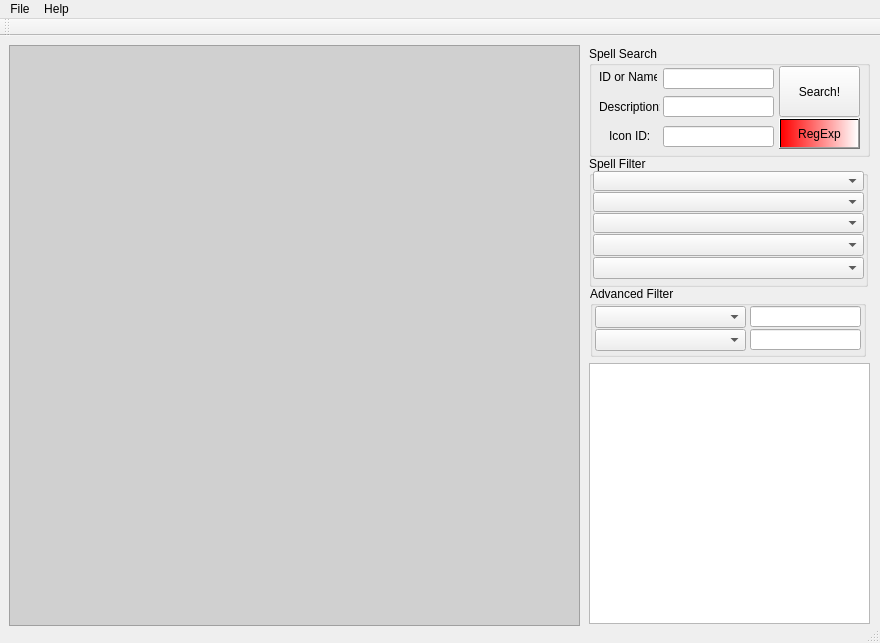
This is QSW/SWFormUI.ui in sidsukana/QSpellWork as Qt 5 draws it before an edit. The edited form follows.
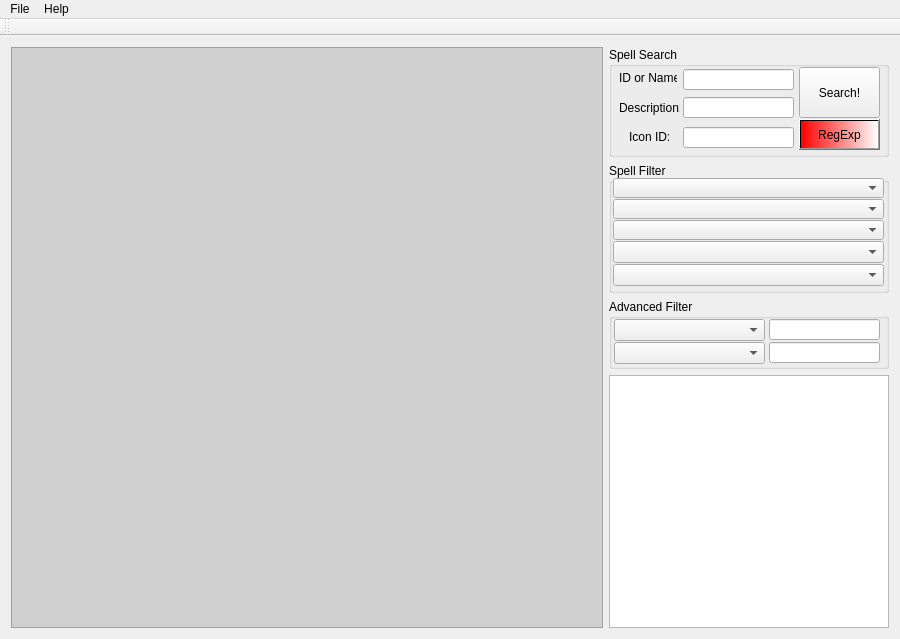
This is the edited form. Icons and pictures are not drawn.

Commit message: [12] Stretch resize. Autoupdate spellInfo if regexp used.

The edit to the form file:
```diff
--- a/QSW/SWFormUI.ui
+++ b/QSW/SWFormUI.ui
@@ -6,28 +6,16 @@
    <rect>
     <x>0</x>
     <y>0</y>
-    <width>880</width>
-    <height>643</height>
+    <width>900</width>
+    <height>639</height>
    </rect>
   </property>
   <property name="sizePolicy">
-   <sizepolicy hsizetype="Fixed" vsizetype="Ignored">
+   <sizepolicy hsizetype="Expanding" vsizetype="Expanding">
     <horstretch>0</horstretch>
     <verstretch>0</verstretch>
    </sizepolicy>
   </property>
-  <property name="minimumSize">
-   <size>
-    <width>880</width>
-    <height>643</height>
-   </size>
-  </property>
-  <property name="maximumSize">
-   <size>
-    <width>880</width>
-    <height>643</height>
-   </size>
-  </property>
   <property name="windowTitle">
    <string>QSW - Qt SpellWork for 2.4.3</string>
   </property>
@@ -39,161 +27,22 @@
    <bool>false</bool>
   </property>
   <widget class="QWidget" name="centralWidget">
-   <property name="minimumSize">
-    <size>
-     <width>880</width>
-     <height>590</height>
-    </size>
+   <property name="sizePolicy">
+    <sizepolicy hsizetype="Expanding" vsizetype="Expanding">
+     <horstretch>0</horstretch>
+     <verstretch>0</verstretch>
+    </sizepolicy>
    </property>
-   <property name="maximumSize">
-    <size>
-     <width>880</width>
-     <height>590</height>
-    </size>
-   </property>
+   <layout class="QGridLayout" name="gridLayout_3">
+    <item row="0" column="0" rowspan="4">
    <widget class="QTextBrowser" name="SpellInfoBrowser">
-    <property name="geometry">
-     <rect>
-      <x>9</x>
-      <y>9</y>
-      <width>571</width>
-      <height>581</height>
-     </rect>
-    </property>
     <property name="styleSheet">
      <string notr="true">background-color: rgb(208, 208, 208);</string>
     </property>
    </widget>
-   <widget class="QGroupBox" name="groupBox_2">
-    <property name="geometry">
-     <rect>
-      <x>589</x>
-      <y>120</y>
-      <width>279</width>
-      <height>131</height>
-     </rect>
-    </property>
-    <property name="title">
-     <string>Spell Filter</string>
-    </property>
-    <widget class="QComboBox" name="comboBox">
-     <property name="geometry">
-      <rect>
-       <x>4</x>
-       <y>15</y>
-       <width>271</width>
-       <height>20</height>
-      </rect>
-     </property>
-     <property name="font">
-      <font>
-       <pointsize>7</pointsize>
-      </font>
-     </property>
-     <property name="currentIndex">
-      <number>-1</number>
-     </property>
-     <property name="maxVisibleItems">
-      <number>30</number>
-     </property>
-     <property name="insertPolicy">
-      <enum>QComboBox::InsertAfterCurrent</enum>
-     </property>
-    </widget>
-    <widget class="QComboBox" name="comboBox_2">
-     <property name="geometry">
-      <rect>
-       <x>4</x>
-       <y>36</y>
-       <width>271</width>
-       <height>20</height>
-      </rect>
-     </property>
-     <property name="font">
-      <font>
-       <pointsize>7</pointsize>
-      </font>
-     </property>
-     <property name="currentIndex">
-      <number>-1</number>
-     </property>
-     <property name="maxVisibleItems">
-      <number>30</number>
-     </property>
-     <property name="insertPolicy">
-      <enum>QComboBox::InsertAfterCurrent</enum>
-     </property>
-    </widget>
-    <widget class="QComboBox" name="comboBox_3">
-     <property name="geometry">
-      <rect>
-       <x>4</x>
-       <y>57</y>
-       <width>271</width>
-       <height>20</height>
-      </rect>
-     </property>
-     <property name="font">
-      <font>
-       <pointsize>7</pointsize>
-      </font>
-     </property>
-     <property name="currentIndex">
-      <number>-1</number>
-     </property>
-     <property name="maxVisibleItems">
-      <number>30</number>
-     </property>
-     <property name="insertPolicy">
-      <enum>QComboBox::InsertAfterCurrent</enum>
-     </property>
-    </widget>
-    <widget class="QComboBox" name="comboBox_4">
-     <property name="geometry">
-      <rect>
-       <x>4</x>
-       <y>78</y>
-       <width>271</width>
-       <height>22</height>
-      </rect>
-     </property>
-     <property name="font">
-      <font>
-       <pointsize>7</pointsize>
-      </font>
-     </property>
-     <property name="maxVisibleItems">
-      <number>30</number>
-     </property>
-    </widget>
-    <widget class="QComboBox" name="comboBox_5">
-     <property name="geometry">
-      <rect>
-       <x>4</x>
-       <y>101</y>
-       <width>271</width>
-       <height>22</height>
-      </rect>
-     </property>
-     <property name="font">
-      <font>
-       <pointsize>7</pointsize>
-      </font>
-     </property>
-     <property name="maxVisibleItems">
-      <number>30</number>
-     </property>
-    </widget>
-   </widget>
+    </item>
+    <item row="0" column="3">
    <widget class="QGroupBox" name="groupBox">
-    <property name="geometry">
-     <rect>
-      <x>589</x>
-      <y>10</y>
-      <width>281</width>
-      <height>111</height>
-     </rect>
-    </property>
     <property name="sizePolicy">
      <sizepolicy hsizetype="Fixed" vsizetype="Fixed">
       <horstretch>0</horstretch>
@@ -202,8 +51,14 @@
     </property>
     <property name="minimumSize">
      <size>
-      <width>217</width>
-      <height>81</height>
+        <width>280</width>
+        <height>110</height>
+       </size>
+      </property>
+      <property name="maximumSize">
+       <size>
+        <width>280</width>
+        <height>110</height>
      </size>
     </property>
     <property name="title">
@@ -339,21 +194,225 @@
      </property>
     </widget>
    </widget>
+    </item>
+    <item row="1" column="3">
+     <widget class="QGroupBox" name="groupBox_2">
+      <property name="sizePolicy">
+       <sizepolicy hsizetype="Fixed" vsizetype="Fixed">
+        <horstretch>0</horstretch>
+        <verstretch>0</verstretch>
+       </sizepolicy>
+      </property>
+      <property name="minimumSize">
+       <size>
+        <width>280</width>
+        <height>130</height>
+       </size>
+      </property>
+      <property name="maximumSize">
+       <size>
+        <width>280</width>
+        <height>130</height>
+       </size>
+      </property>
+      <property name="title">
+       <string>Spell Filter</string>
+      </property>
+      <widget class="QComboBox" name="comboBox">
+       <property name="geometry">
+        <rect>
+         <x>4</x>
+         <y>15</y>
+         <width>271</width>
+         <height>20</height>
+        </rect>
+       </property>
+       <property name="font">
+        <font>
+         <pointsize>7</pointsize>
+        </font>
+       </property>
+       <property name="currentIndex">
+        <number>-1</number>
+       </property>
+       <property name="maxVisibleItems">
+        <number>30</number>
+       </property>
+       <property name="insertPolicy">
+        <enum>QComboBox::InsertAfterCurrent</enum>
+       </property>
+      </widget>
+      <widget class="QComboBox" name="comboBox_2">
+       <property name="geometry">
+        <rect>
+         <x>4</x>
+         <y>36</y>
+         <width>271</width>
+         <height>20</height>
+        </rect>
+       </property>
+       <property name="font">
+        <font>
+         <pointsize>7</pointsize>
+        </font>
+       </property>
+       <property name="currentIndex">
+        <number>-1</number>
+       </property>
+       <property name="maxVisibleItems">
+        <number>30</number>
+       </property>
+       <property name="insertPolicy">
+        <enum>QComboBox::InsertAfterCurrent</enum>
+       </property>
+      </widget>
+      <widget class="QComboBox" name="comboBox_3">
+       <property name="geometry">
+        <rect>
+         <x>4</x>
+         <y>57</y>
+         <width>271</width>
+         <height>20</height>
+        </rect>
+       </property>
+       <property name="font">
+        <font>
+         <pointsize>7</pointsize>
+        </font>
+       </property>
+       <property name="currentIndex">
+        <number>-1</number>
+       </property>
+       <property name="maxVisibleItems">
+        <number>30</number>
+       </property>
+       <property name="insertPolicy">
+        <enum>QComboBox::InsertAfterCurrent</enum>
+       </property>
+      </widget>
+      <widget class="QComboBox" name="comboBox_4">
+       <property name="geometry">
+        <rect>
+         <x>4</x>
+         <y>78</y>
+         <width>271</width>
+         <height>22</height>
+        </rect>
+       </property>
+       <property name="font">
+        <font>
+         <pointsize>7</pointsize>
+        </font>
+       </property>
+       <property name="maxVisibleItems">
+        <number>30</number>
+       </property>
+      </widget>
+      <widget class="QComboBox" name="comboBox_5">
+       <property name="geometry">
+        <rect>
+         <x>4</x>
+         <y>101</y>
+         <width>271</width>
+         <height>22</height>
+        </rect>
+       </property>
+       <property name="font">
+        <font>
+         <pointsize>7</pointsize>
+        </font>
+       </property>
+       <property name="maxVisibleItems">
+        <number>30</number>
+       </property>
+      </widget>
+     </widget>
+    </item>
+    <item row="2" column="3">
+     <widget class="QGroupBox" name="groupBox_3">
+      <property name="sizePolicy">
+       <sizepolicy hsizetype="Fixed" vsizetype="Fixed">
+        <horstretch>0</horstretch>
+        <verstretch>0</verstretch>
+       </sizepolicy>
+      </property>
+      <property name="minimumSize">
+       <size>
+        <width>280</width>
+        <height>70</height>
+       </size>
+      </property>
+      <property name="maximumSize">
+       <size>
+        <width>280</width>
+        <height>70</height>
+       </size>
+      </property>
+      <property name="title">
+       <string>Advanced Filter</string>
+      </property>
+      <widget class="QComboBox" name="adBox1">
+       <property name="geometry">
+        <rect>
+         <x>5</x>
+         <y>20</y>
+         <width>151</width>
+         <height>22</height>
+        </rect>
+       </property>
+       <property name="maxVisibleItems">
+        <number>30</number>
+       </property>
+      </widget>
+      <widget class="QLineEdit" name="adLine1">
+       <property name="geometry">
+        <rect>
+         <x>160</x>
+         <y>20</y>
+         <width>111</width>
+         <height>21</height>
+        </rect>
+       </property>
+      </widget>
+      <widget class="QLineEdit" name="adLine2">
+       <property name="geometry">
+        <rect>
+         <x>160</x>
+         <y>43</y>
+         <width>111</width>
+         <height>21</height>
+        </rect>
+       </property>
+      </widget>
+      <widget class="QComboBox" name="adBox2">
+       <property name="geometry">
+        <rect>
+         <x>5</x>
+         <y>43</y>
+         <width>151</width>
+         <height>22</height>
+        </rect>
+       </property>
+       <property name="maxVisibleItems">
+        <number>30</number>
+       </property>
+      </widget>
+     </widget>
+    </item>
+    <item row="3" column="3">
    <widget class="QTableView" name="SpellList">
-    <property name="geometry">
-     <rect>
-      <x>589</x>
-      <y>327</y>
-      <width>281</width>
-      <height>261</height>
-     </rect>
-    </property>
     <property name="sizePolicy">
      <sizepolicy hsizetype="Fixed" vsizetype="Expanding">
       <horstretch>0</horstretch>
       <verstretch>0</verstretch>
      </sizepolicy>
     </property>
+      <property name="maximumSize">
+       <size>
+        <width>280</width>
+        <height>260</height>
+       </size>
+      </property>
     <property name="autoFillBackground">
      <bool>false</bool>
     </property>
@@ -424,72 +483,15 @@
      <number>17</number>
     </attribute>
    </widget>
-   <widget class="QGroupBox" name="groupBox_3">
-    <property name="geometry">
-     <rect>
-      <x>590</x>
-      <y>250</y>
-      <width>276</width>
-      <height>71</height>
-     </rect>
-    </property>
-    <property name="title">
-     <string>Advanced Filter</string>
-    </property>
-    <widget class="QComboBox" name="adBox1">
-     <property name="geometry">
-      <rect>
-       <x>5</x>
-       <y>20</y>
-       <width>151</width>
-       <height>22</height>
-      </rect>
-     </property>
-     <property name="maxVisibleItems">
-      <number>30</number>
-     </property>
-    </widget>
-    <widget class="QLineEdit" name="adLine1">
-     <property name="geometry">
-      <rect>
-       <x>160</x>
-       <y>20</y>
-       <width>111</width>
-       <height>21</height>
-      </rect>
-     </property>
-    </widget>
-    <widget class="QLineEdit" name="adLine2">
-     <property name="geometry">
-      <rect>
-       <x>160</x>
-       <y>43</y>
-       <width>111</width>
-       <height>21</height>
-      </rect>
-     </property>
-    </widget>
-    <widget class="QComboBox" name="adBox2">
-     <property name="geometry">
-      <rect>
-       <x>5</x>
-       <y>43</y>
-       <width>151</width>
-       <height>22</height>
-      </rect>
-     </property>
-     <property name="maxVisibleItems">
-      <number>30</number>
-     </property>
-    </widget>
-   </widget>
+    </item>
+   </layout>
   </widget>
   <widget class="QMenuBar" name="menuBar">
    <property name="geometry">
     <rect>
      <x>0</x>
      <y>0</y>
-     <width>880</width>
+     <width>900</width>
      <height>21</height>
     </rect>
    </property>
@@ -516,11 +518,6 @@
     <bool>false</bool>
    </attribute>
   </widget>
-  <widget class="QStatusBar" name="statusBar">
-   <property name="sizeGripEnabled">
-    <bool>true</bool>
-   </property>
-  </widget>
   <action name="actionExit">
    <property name="checkable">
     <bool>false</bool>
```
Lines whose indentation alone changed are shown as unchanged. The commit also changes 2 other files.
